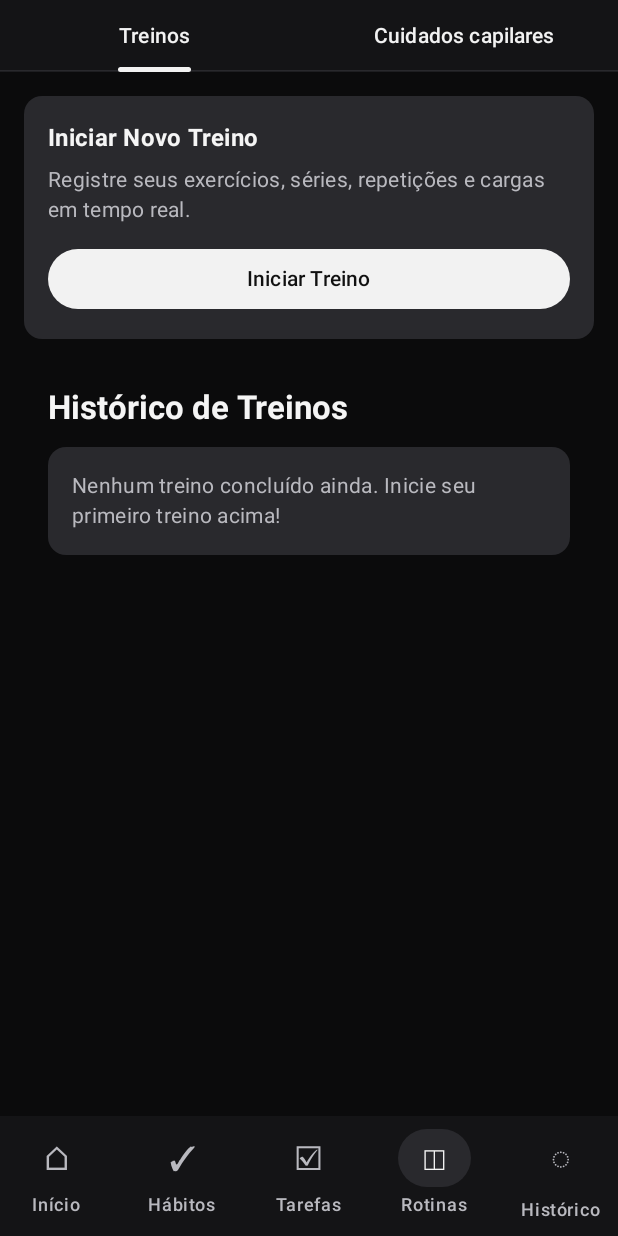
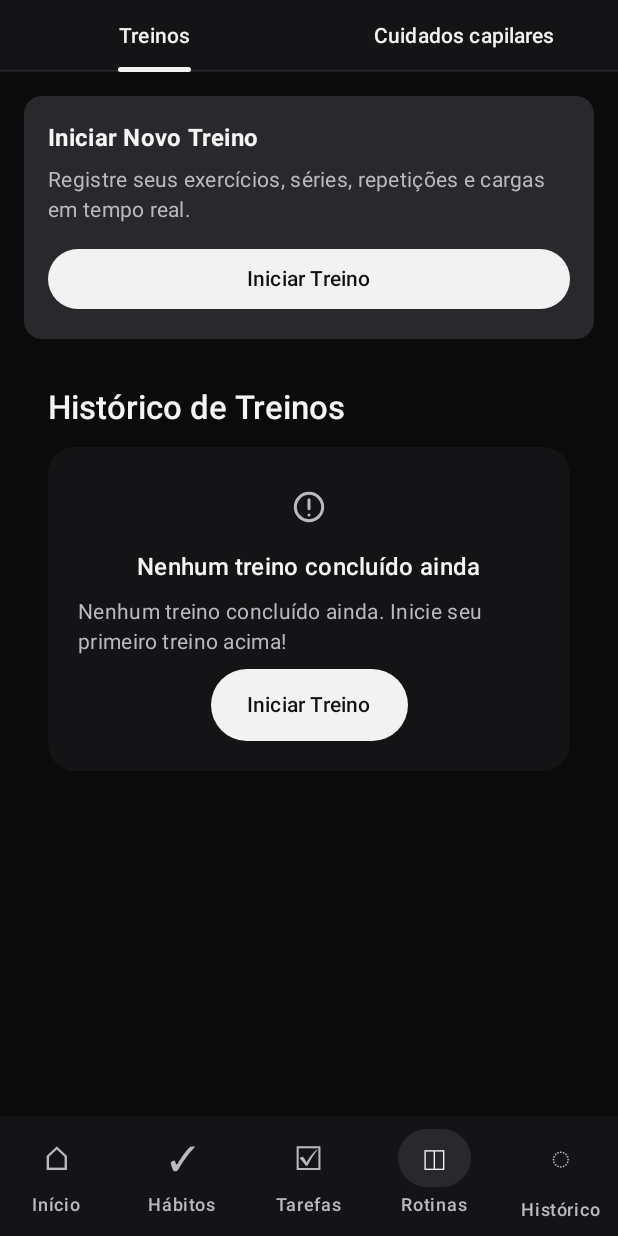
Before and after one commit to dvsalvaya/EGO-Mobile, an Android app built with Jetpack Compose: the screen it shows after launch (MainActivity), item 4 of the bottom bar chosen, on a phone screen of 412 x 824 dp. Run offline under Robolectric (Android 15) with nearby library versions, the phone set to English and light mode, and no system bars; our stand-ins replace Room's generated code.

Commit message:
Implementa componentes comuns de estado vazio da Spec 9

```diff
--- /dev/null
+++ b/app/src/main/java/com/ego/mobile/feature/common/EmptyState.kt
@@ -0,0 +1,93 @@
+package com.ego.mobile.feature.common
+
+import androidx.compose.foundation.Canvas
+import androidx.compose.foundation.layout.Arrangement
+import androidx.compose.foundation.layout.Box
+import androidx.compose.foundation.layout.Column
+import androidx.compose.foundation.layout.defaultMinSize
+import androidx.compose.foundation.layout.fillMaxWidth
+import androidx.compose.foundation.layout.padding
+import androidx.compose.foundation.layout.size
+import androidx.compose.foundation.shape.RoundedCornerShape
+import androidx.compose.material3.Button
+import androidx.compose.material3.Card
+import androidx.compose.material3.CardDefaults
+import androidx.compose.material3.MaterialTheme
+import androidx.compose.material3.Text
+import androidx.compose.runtime.Composable
+import androidx.compose.ui.Alignment
+import androidx.compose.ui.Modifier
+import androidx.compose.ui.draw.clip
+import androidx.compose.ui.graphics.StrokeCap
+import androidx.compose.ui.graphics.drawscope.Stroke
+import androidx.compose.ui.semantics.contentDescription
+import androidx.compose.ui.semantics.semantics
+import androidx.compose.ui.unit.dp
+
+@Composable
+fun EmptyState(
+    title: String,
+    message: String,
+    modifier: Modifier = Modifier,
+    icon: (@Composable () -> Unit)? = null,
+    iconContentDescription: String? = "Ícone de estado vazio",
+    actionLabel: String? = null,
+    onActionClick: (() -> Unit)? = null,
+    isCard: Boolean = false,
+) {
+    val content: @Composable () -> Unit = {
+        Column(
+            modifier = Modifier.fillMaxWidth().padding(20.dp),
+            horizontalAlignment = Alignment.CenterHorizontally,
+            verticalArrangement = Arrangement.spacedBy(8.dp),
+        ) {
+            if (iconContentDescription != null || icon != null) {
+                Box(
+                    modifier = Modifier.size(40.dp).semantics {
+                        iconContentDescription?.let { contentDescription = it }
+                    },
+                    contentAlignment = Alignment.Center,
+                ) {
+                    if (icon != null) icon() else EmptyStateGlyph()
+                }
+            }
+            Text(title, style = MaterialTheme.typography.titleMedium, color = MaterialTheme.colorScheme.onSurface)
+            Text(
+                message,
+                style = MaterialTheme.typography.bodyMedium,
+                color = MaterialTheme.colorScheme.onSurfaceVariant,
+            )
+            if (!actionLabel.isNullOrBlank() && onActionClick != null) {
+                Button(
+                    onClick = onActionClick,
+                    modifier = Modifier.defaultMinSize(minWidth = 48.dp, minHeight = 48.dp),
+                ) { Text(actionLabel) }
+            }
+        }
+    }
+    if (isCard) {
+        Card(
+            modifier = modifier.fillMaxWidth(),
+            shape = RoundedCornerShape(18.dp),
+            colors = CardDefaults.cardColors(containerColor = MaterialTheme.colorScheme.surface),
+        ) { content() }
+    } else {
+        Box(modifier = modifier, contentAlignment = Alignment.Center) { content() }
+    }
+}
+
+@Composable
+private fun EmptyStateGlyph() {
+    val color = MaterialTheme.colorScheme.onSurfaceVariant
+    Canvas(Modifier.size(24.dp).clip(RoundedCornerShape(12.dp))) {
+        drawCircle(color = color, radius = size.minDimension * .38f, style = Stroke(width = 2.dp.toPx()))
+        drawLine(
+            color = color,
+            start = androidx.compose.ui.geometry.Offset(size.width * .5f, size.height * .3f),
+            end = androidx.compose.ui.geometry.Offset(size.width * .5f, size.height * .55f),
+            strokeWidth = 2.dp.toPx(),
+            cap = StrokeCap.Round,
+        )
+        drawCircle(color = color, radius = 1.dp.toPx(), center = androidx.compose.ui.geometry.Offset(size.width * .5f, size.height * .72f))
+    }
+}
--- /dev/null
+++ b/app/src/main/java/com/ego/mobile/feature/common/SectionHeader.kt
@@ -0,0 +1,47 @@
+package com.ego.mobile.feature.common
+
+import androidx.compose.foundation.layout.Arrangement
+import androidx.compose.foundation.layout.Column
+import androidx.compose.foundation.layout.Row
+import androidx.compose.foundation.layout.Spacer
+import androidx.compose.foundation.layout.defaultMinSize
+import androidx.compose.foundation.layout.fillMaxWidth
+import androidx.compose.material3.MaterialTheme
+import androidx.compose.material3.Text
+import androidx.compose.material3.TextButton
+import androidx.compose.runtime.Composable
+import androidx.compose.ui.Alignment
+import androidx.compose.ui.Modifier
+import androidx.compose.ui.text.font.FontWeight
+import androidx.compose.ui.unit.dp
+
+@Composable
+fun SectionHeader(
+    title: String,
+    modifier: Modifier = Modifier,
+    subtitle: String? = null,
+    actionLabel: String? = null,
+    onActionClick: (() -> Unit)? = null,
+    action: (@Composable () -> Unit)? = null,
+) {
+    Row(
+        modifier = modifier.fillMaxWidth(),
+        verticalAlignment = Alignment.CenterVertically,
+        horizontalArrangement = Arrangement.spacedBy(8.dp),
+    ) {
+        Column(modifier = Modifier.weight(1f)) {
+            Text(title, style = MaterialTheme.typography.titleLarge, fontWeight = FontWeight.SemiBold)
+            subtitle?.let {
+                Text(it, style = MaterialTheme.typography.bodyMedium, color = MaterialTheme.colorScheme.onSurfaceVariant)
+            }
+        }
+        when {
+            action != null -> action()
+            !actionLabel.isNullOrBlank() && onActionClick != null -> TextButton(
+                onClick = onActionClick,
+                modifier = Modifier.defaultMinSize(minWidth = 48.dp, minHeight = 48.dp),
+            ) { Text(actionLabel) }
+            else -> Spacer(Modifier)
+        }
+    }
+}
--- a/app/src/main/java/com/ego/mobile/feature/home/components/PriorityTasksCard.kt
+++ b/app/src/main/java/com/ego/mobile/feature/home/components/PriorityTasksCard.kt
@@ -15,6 +15,8 @@ import androidx.compose.ui.Modifier
 import androidx.compose.ui.text.font.FontWeight
 import androidx.compose.ui.unit.dp
 import com.ego.mobile.domain.model.Task
+import com.ego.mobile.feature.common.EmptyState
+import com.ego.mobile.feature.common.SectionHeader
 import java.time.Instant
 import java.time.ZoneId
 import java.time.format.DateTimeFormatter
@@ -31,11 +33,13 @@ fun PriorityTasksCard(
             modifier = Modifier.padding(16.dp),
             verticalArrangement = Arrangement.spacedBy(12.dp),
         ) {
-            Text("Tarefas prioritárias", style = MaterialTheme.typography.titleLarge)
+            SectionHeader(title = "Tarefas prioritárias")
             if (tasks.isEmpty()) {
-                Text(
-                    "Nenhuma tarefa em aberto.",
-                    style = MaterialTheme.typography.bodyMedium,
+                EmptyState(
+                    title = "Nenhuma tarefa em aberto",
+                    message = "Suas tarefas prioritárias aparecerão aqui.",
+                    modifier = Modifier.fillMaxWidth(),
+                    iconContentDescription = null,
                 )
             } else {
                 tasks.forEach { task ->
--- a/app/src/main/java/com/ego/mobile/feature/home/components/TodayHabitsSummaryCard.kt
+++ b/app/src/main/java/com/ego/mobile/feature/home/components/TodayHabitsSummaryCard.kt
@@ -17,6 +17,8 @@ import androidx.compose.ui.text.font.FontWeight
 import androidx.compose.ui.unit.dp
 import com.ego.mobile.domain.model.HabitOccurrenceStatus
 import com.ego.mobile.domain.model.HomeSummary
+import com.ego.mobile.feature.common.EmptyState
+import com.ego.mobile.feature.common.SectionHeader
 
 @Composable
 fun TodayHabitsSummaryCard(
@@ -30,11 +32,13 @@ fun TodayHabitsSummaryCard(
             modifier = Modifier.padding(16.dp),
             verticalArrangement = Arrangement.spacedBy(12.dp),
         ) {
-            Text("Hábitos de hoje", style = MaterialTheme.typography.titleLarge)
+            SectionHeader(title = "Hábitos de hoje")
             if (habits.isEmpty()) {
-                Text(
-                    "Nenhum hábito previsto para hoje.",
-                    style = MaterialTheme.typography.bodyMedium,
+                EmptyState(
+                    title = "Nenhum hábito previsto para hoje",
+                    message = "Seus hábitos agendados para hoje aparecerão aqui.",
+                    modifier = Modifier.fillMaxWidth(),
+                    iconContentDescription = null,
                 )
             } else {
                 habits.forEach { habit ->
--- a/app/src/main/java/com/ego/mobile/feature/routines/workouts/WorkoutScreen.kt
+++ b/app/src/main/java/com/ego/mobile/feature/routines/workouts/WorkoutScreen.kt
@@ -221,6 +221,9 @@ fun WorkoutScreen(
                         item {
                             WorkoutHistoryView(
                                 completedSessions = uiState.completedSessions,
+                                onStartWorkout = {
+                                    if (activeSession != null) viewingActiveWorkout = true else showStartDialog = true
+                                },
                                 modifier = Modifier.fillMaxWidth(),
                             )
                         }
--- a/app/src/main/java/com/ego/mobile/feature/routines/workouts/components/WorkoutHistoryView.kt
+++ b/app/src/main/java/com/ego/mobile/feature/routines/workouts/components/WorkoutHistoryView.kt
@@ -16,6 +16,8 @@ import androidx.compose.ui.Modifier
 import androidx.compose.ui.text.font.FontWeight
 import androidx.compose.ui.unit.dp
 import com.ego.mobile.domain.model.WorkoutSession
+import com.ego.mobile.feature.common.EmptyState
+import com.ego.mobile.feature.common.SectionHeader
 import java.time.Instant
 import java.time.ZoneId
 import java.time.format.DateTimeFormatter
@@ -24,6 +26,7 @@ import java.util.Locale
 @Composable
 fun WorkoutHistoryView(
     completedSessions: List<WorkoutSession>,
+    onStartWorkout: () -> Unit,
     modifier: Modifier = Modifier,
 ) {
     Column(
@@ -31,25 +34,18 @@ fun WorkoutHistoryView(
             .fillMaxWidth()
             .padding(16.dp),
     ) {
-        Text(
-            text = "Histórico de Treinos",
-            style = MaterialTheme.typography.titleLarge,
-            fontWeight = FontWeight.Bold,
-        )
+        SectionHeader(title = "Histórico de Treinos")
 
         Spacer(modifier = Modifier.height(12.dp))
 
         if (completedSessions.isEmpty()) {
-            Card(
-                modifier = Modifier.fillMaxWidth(),
-            ) {
-                Text(
-                    text = "Nenhum treino concluído ainda. Inicie seu primeiro treino acima!",
-                    style = MaterialTheme.typography.bodyMedium,
-                    color = MaterialTheme.colorScheme.onSurfaceVariant,
-                    modifier = Modifier.padding(16.dp),
-                )
-            }
+            EmptyState(
+                title = "Nenhum treino concluído ainda",
+                message = "Nenhum treino concluído ainda. Inicie seu primeiro treino acima!",
+                actionLabel = "Iniciar Treino",
+                onActionClick = onStartWorkout,
+                isCard = true,
+            )
         } else {
             Column(
                 modifier = Modifier.fillMaxWidth(),
```
Also changed, not shown: app/src/main/java/com/ego/mobile/feature/habits/HabitsScreen.kt (+8 -11 lines), app/src/main/java/com/ego/mobile/feature/history/HistoryScreen.kt (+8 -13 lines), app/src/main/java/com/ego/mobile/feature/routines/haircare/HaircareScreen.kt (+12 -29 lines), app/src/main/java/com/ego/mobile/feature/routines/workouts/components/ActiveWorkoutView.kt (+9 -12 lines), app/src/main/java/com/ego/mobile/feature/tasks/TasksScreen.kt (+12 -33 lines), 3 other files.
